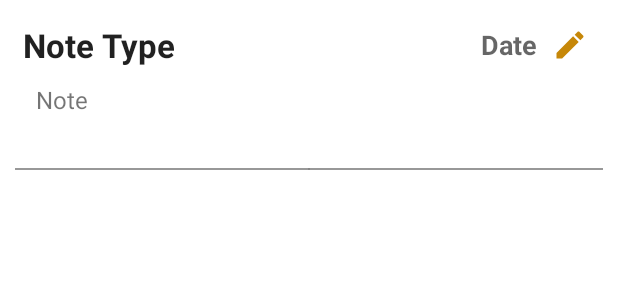
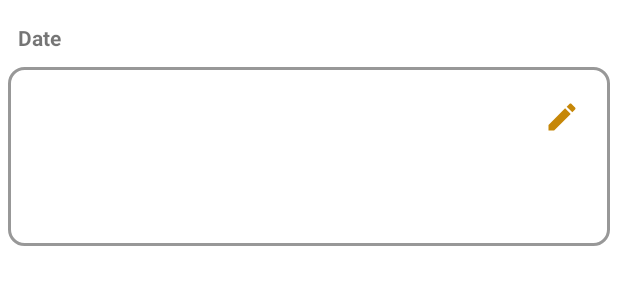
Before and after one commit to AjNafis/PresentList, an Android app: the layout notes_list_row.xml on its own in the app's theme, with its tools: preview values and no code run, on a phone screen of 412 x 824 dp. Shown: the top 300 px of the screen. Run offline under Robolectric (Android 15) with nearby library versions, the phone set to English and light mode, and no system bars.

Commit message:
-Created better looking boxes for recycler view items

```diff
--- a/app/src/main/res/drawable/rectangle_box_for_notes.xml
+++ b/app/src/main/res/drawable/rectangle_box_for_notes.xml
@@ -1,12 +1,6 @@
-<?xml version="1.0" encoding="utf-8"?>
-<shape xmlns:android="http://schemas.android.com/apk/res/android"
-    android:shape="rectangle">
-
-    <gradient
-        android:startColor="#9444"
-        android:endColor="#0000"
-        android:type="linear"
-        android:angle="90"> <!-- Change this value to have the correct shadow angle, must be multiple from 45 -->
-    </gradient>
-
+<?xml version="1.0" encoding="UTF-8"?>
+<shape xmlns:android="http://schemas.android.com/apk/res/android">
+    <corners android:radius="10dp" />
+    <solid android:color="@android:color/transparent" />
+    <stroke android:width="2dp" android:color="@color/rez_divider_grey" />
 </shape>
--- a/app/src/main/res/layout/notes_list_row.xml
+++ b/app/src/main/res/layout/notes_list_row.xml
@@ -8,12 +8,50 @@
     android:paddingTop="15dp"
     android:paddingBottom="0dp">
 
+    <TextView
+        android:id="@+id/DateTV"
+        android:layout_width="wrap_content"
+        android:layout_height="wrap_content"
+        android:layout_gravity="center_vertical"
+        android:layout_marginLeft="12dp"
+        android:layout_marginBottom="10dp"
+        android:layout_weight="2"
+        android:text="Date"
+        android:textAppearance="@style/TextAppearance.AppCompat.Small"
+        android:textStyle="bold" />
+
+    <LinearLayout
+        android:layout_width="match_parent"
+        android:layout_height="match_parent"
+        android:background="@drawable/rectangle_box_for_notes"
+        android:layout_marginStart="5dp"
+        android:layout_marginEnd="5dp"
+        android:orientation="vertical">
+
         <LinearLayout
             android:layout_width="match_parent"
             android:layout_height="wrap_content"
             android:orientation="horizontal"
-        android:paddingTop="0dp"
-        android:paddingBottom="0dp">
+            android:visibility="gone">
+
+            <ImageView
+                android:id="@+id/imageView"
+                android:layout_width="match_parent"
+                android:layout_height="1.5dp"
+                android:layout_marginLeft="10dp"
+                android:layout_marginRight="10dp"
+                android:layout_weight="1"
+                android:background="@color/rez_divider_grey"
+                android:paddingBottom="0dp"
+                app:srcCompat="?attr/dividerHorizontal"
+                tools:srcCompat="?android:attr/listDivider" />
+        </LinearLayout>
+
+        <LinearLayout
+            android:layout_width="match_parent"
+            android:layout_height="wrap_content"
+            android:layout_marginTop="20dp"
+            android:orientation="horizontal">
 
             <TextView
                 android:id="@+id/TypeTV"
@@ -23,19 +61,9 @@
                 android:layout_marginRight="5dp"
                 android:layout_weight="8"
                 android:text="Note Type"
-            android:textAppearance="@style/TextAppearance.AppCompat.Large"
-            android:textStyle="bold" />
-
-        <TextView
-            android:id="@+id/DateTV"
-            android:layout_width="wrap_content"
-            android:layout_height="wrap_content"
-            android:layout_gravity="center_vertical"
-            android:layout_marginLeft="5dp"
-            android:layout_weight="2"
-            android:text="Date"
-            android:textAlignment="textEnd"
                 android:textAppearance="@style/TextAppearance.AppCompat.Medium"
+                android:textColor="#FFFFFF"
+                android:textSize="20sp"
                 android:textStyle="bold" />
 
             <ImageView
@@ -43,7 +71,7 @@
                 android:layout_width="wrap_content"
                 android:layout_height="wrap_content"
                 android:layout_gravity="center_vertical"
-            android:layout_marginRight="10dp"
+                android:layout_marginRight="5dp"
                 android:layout_weight="1"
                 app:srcCompat="@drawable/edit_icon" />
 
@@ -53,9 +81,9 @@
         <LinearLayout
             android:layout_width="match_parent"
             android:layout_height="wrap_content"
-        android:orientation="vertical"
-        android:paddingTop="5dp"
-        android:paddingBottom="15dp">
+            android:layout_marginTop="5dp"
+            android:layout_marginBottom="20dp"
+            android:orientation="vertical">
 
             <LinearLayout
                 android:id="@+id/noteTypeLLayout"
@@ -80,11 +108,12 @@
                     android:id="@+id/DetailsTV"
                     android:layout_width="match_parent"
                     android:layout_height="wrap_content"
-                android:layout_marginLeft="24dp"
-                android:layout_marginRight="50dp"
+                    android:layout_marginLeft="15dp"
+                    android:layout_marginRight="15dp"
                     android:layout_weight="1"
                     android:maxLines="2"
                     android:text="Note"
+                    android:textColor="#FFFFFF"
                     android:textSize="16sp" />
 
                 <TextView
@@ -104,23 +133,6 @@
 
         </LinearLayout>
 
-    <LinearLayout
-        android:layout_width="match_parent"
-        android:layout_height="wrap_content"
-        android:orientation="horizontal"
-        android:visibility="visible">
-
-        <ImageView
-            android:id="@+id/imageView"
-            android:layout_width="match_parent"
-            android:layout_height="1.5dp"
-            android:layout_marginLeft="10dp"
-            android:layout_marginRight="10dp"
-            android:layout_weight="1"
-            android:background="@color/rez_divider_grey"
-            android:paddingBottom="0dp"
-            app:srcCompat="?attr/dividerHorizontal"
-            tools:srcCompat="?android:attr/listDivider" />
     </LinearLayout>
 
 </LinearLayout>
```
Lines whose indentation alone changed are shown as unchanged.
